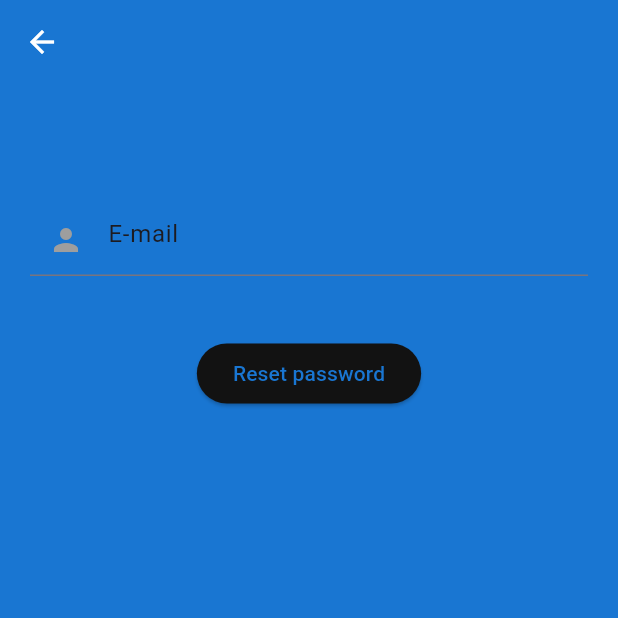
After one commit to ejsiik/EngineeringThesis, a Flutter app: the screen it shows after launch, after a tap on "Forgot Password?", on a phone screen of 412 x 824 dp, the top half of it. The commit adds this screen. Run offline on Flutter 3.47's test engine with Material 3 defaults, Android fonts, the phone set to English and light mode, and no system bars; our stand-ins replace firebase_auth, firebase_core, get, google_fonts; accounts and stored records are empty.

Commit message:
Forgot password

```diff
--- /dev/null
+++ b/mobile_app/lib/screens/login/forgot_password.dart
@@ -0,0 +1,89 @@
+import 'package:flutter/material.dart';
+import 'package:mobile_app/constants/colors.dart';
+
+import '../../authentication/auth.dart';
+import 'error_message_widget.dart';
+import 'login_form.dart';
+
+class ForgotPasswordPage extends StatefulWidget {
+  const ForgotPasswordPage({super.key});
+
+  @override
+  State<ForgotPasswordPage> createState() => _ForgotPasswordPageState();
+}
+
+class _ForgotPasswordPageState extends State<ForgotPasswordPage> {
+  final TextEditingController _controllerEmail = TextEditingController();
+  String? errorMessage = '';
+
+  Future<void> passwordReset() async {
+    try {
+      errorMessage = 'Password reset email has been sent';
+      String? resetError =
+          await Auth().passwordReset(email: _controllerEmail.text);
+      if (resetError != null) {
+        setState(() {
+          errorMessage = resetError;
+        });
+      }
+    } catch (e) {
+      errorMessage = e.toString();
+    }
+  }
+
+  Widget _submitButton() {
+    return ElevatedButton(
+      style: ElevatedButton.styleFrom(
+        foregroundColor: AppColors.primaryDark,
+        backgroundColor: AppColors.backgroundDark,
+      ),
+      onPressed: () {
+        passwordReset();
+        FocusScope.of(context).unfocus();
+      },
+      child: const Text('Reset password'),
+    );
+  }
+
+  @override
+  Widget build(BuildContext context) {
+    //final ThemeData theme = Theme.of(context);
+    const Color primaryColor = AppColors.primaryDark;
+    const Color textColor = AppColors.textDark;
+
+    return MaterialApp(
+      debugShowCheckedModeBanner: false,
+      home: Scaffold(
+        appBar: AppBar(
+          backgroundColor: primaryColor,
+          leading: IconButton(
+            icon: const Icon(Icons.arrow_back, color: textColor),
+            onPressed: () {
+              Navigator.of(context).pop();
+            },
+          ),
+        ),
+        backgroundColor: primaryColor,
+        body: Container(
+          color: primaryColor,
+          child: SingleChildScrollView(
+            reverse: true,
+            child: Column(
+              children: [
+                const SizedBox(height: 80),
+                LoginFormEntry(
+                  'E-mail', _controllerEmail, Icons.person, false,
+                  false, () {}, // Empty function as a placeholder
+                ),
+                const SizedBox(height: 10),
+                ErrorMessageWidget(errorMessage ?? ''),
+                const SizedBox(height: 10),
+                _submitButton(),
+              ],
+            ),
+          ),
+        ),
+      ),
+    );
+  }
+}
--- /dev/null
+++ b/mobile_app/lib/screens/login/forgot_password_button_widget.dart
@@ -0,0 +1,32 @@
+import 'package:flutter/material.dart';
+
+import '../../constants/colors.dart';
+import 'forgot_password.dart';
+
+class ForgotPasswordButtonWidget extends StatelessWidget {
+  const ForgotPasswordButtonWidget({super.key});
+
+  @override
+  Widget build(BuildContext context) {
+    return GestureDetector(
+      onTap: () {
+        Navigator.push(
+          context,
+          MaterialPageRoute(
+            builder: (context) {
+              return const ForgotPasswordPage();
+            },
+          ),
+        );
+        FocusScope.of(context).unfocus();
+      },
+      child: const Text(
+        'Forgot Password?',
+        style: TextStyle(
+          color: AppColors.textDark,
+          decoration: TextDecoration.underline,
+        ),
+      ),
+    );
+  }
+}
--- a/mobile_app/lib/screens/login/login_or_register_button_widget.dart
+++ b/mobile_app/lib/screens/login/login_or_register_button_widget.dart
@@ -1,4 +1,5 @@
 import 'package:flutter/material.dart';
+import 'package:mobile_app/constants/colors.dart';
 
 class LoginOrRegisterButtonWidget extends StatelessWidget {
   final bool isLogin;
@@ -15,7 +16,7 @@ class LoginOrRegisterButtonWidget extends StatelessWidget {
             ? 'Not a member? Register now'
             : 'Already have an account? Login',
         style: const TextStyle(
-          color: Colors.black,
+          color: AppColors.textDark,
           decoration: TextDecoration.underline,
         ),
       ),
--- a/mobile_app/lib/screens/login/login_page.dart
+++ b/mobile_app/lib/screens/login/login_page.dart
@@ -1,4 +1,5 @@
 import 'package:flutter/material.dart';
+import 'package:mobile_app/screens/login/forgot_password_button_widget.dart';
 import '../../authentication/auth.dart';
 import 'login_form.dart';
 import 'error_message_widget.dart';
@@ -98,6 +99,8 @@ class _LoginPageState extends State<LoginPage> {
                     true,
                     isPasswordVisible,
                     togglePasswordVisibility),
+              const SizedBox(height: 10),
+              if (isLogin) const ForgotPasswordButtonWidget(),
               const SizedBox(height: 30),
               ErrorMessageWidget(errorMessage ?? ''),
               SubmitButtonWidget(
--- a/mobile_app/lib/authentication/verify_email.dart
+++ b/mobile_app/lib/screens/login/verify_email.dart
@@ -1,7 +1,7 @@
 import 'dart:async';
 import 'package:flutter/material.dart';
-import '../screens/user/home_page.dart';
-import 'auth.dart';
+import '../user/home_page.dart';
+import '../../authentication/auth.dart';
 
 class VerifyEmailPage extends StatefulWidget {
   const VerifyEmailPage({super.key});
--- a/mobile_app/lib/screens/screen_manager.dart
+++ b/mobile_app/lib/screens/screen_manager.dart
@@ -1,7 +1,7 @@
 import 'package:firebase_auth/firebase_auth.dart';
 import 'package:flutter/material.dart';
 
-import '../authentication/verify_email.dart';
+import 'login/verify_email.dart';
 import 'login/login_page.dart';
 
 class WidgetTree extends StatefulWidget {
```
Also changed, not shown: mobile_app/lib/authentication/auth.dart (+9 -0 lines), mobile_app/lib/screens/login/login_register.dart (deleted, +0 -183 lines).
